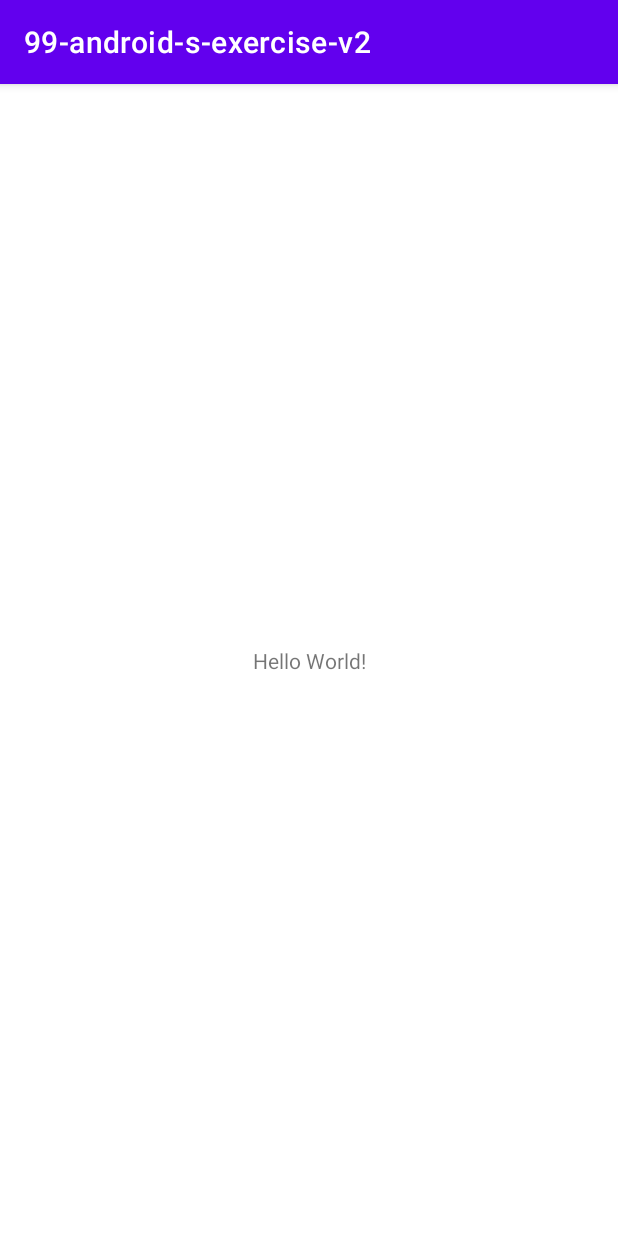
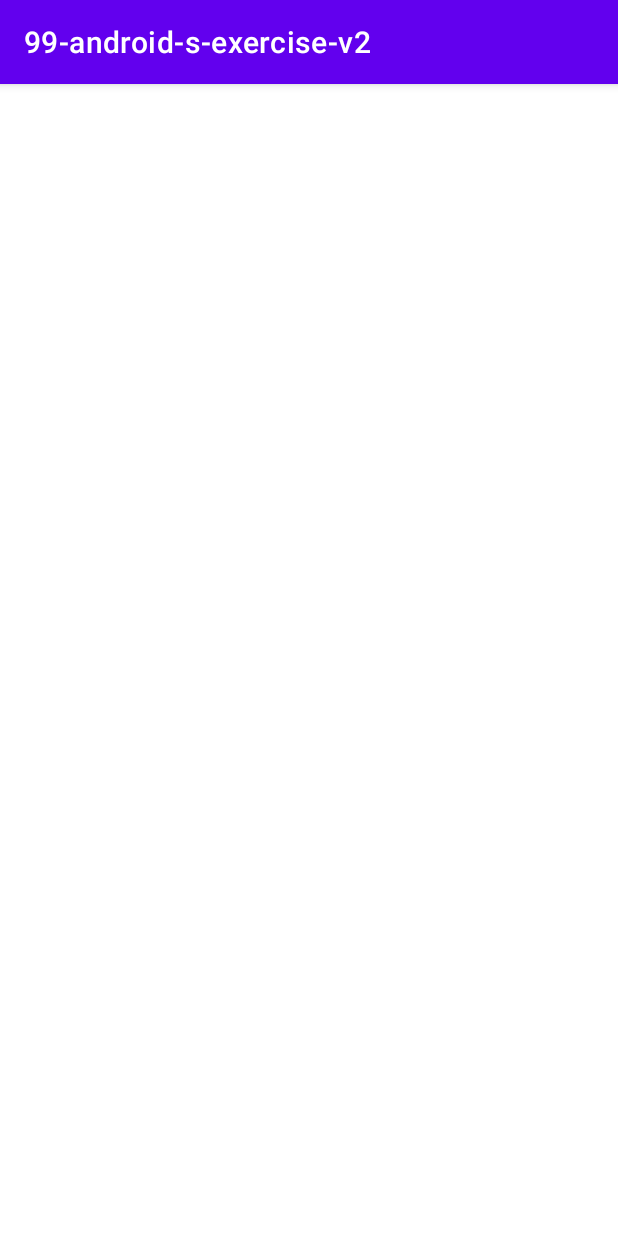
Before and after one commit to team99-exercise/99-android-s-exercise, an Android app: the screen it shows after launch (HomeActivity), on a phone screen of 412 x 824 dp. Run offline under Robolectric (Android 15) with nearby library versions, the phone set to English and light mode, and no system bars; our stand-ins replace Dagger/Hilt's generated code.

Commit message:
refactor(HomeActivity): refactor activity

```diff
--- a/v2/app/src/main/java/co/ninetynine/android/exercisev2/constants/Constants.kt
+++ b/v2/app/src/main/java/co/ninetynine/android/exercisev2/constants/Constants.kt
@@ -2,4 +2,5 @@ package co.ninetynine.android.exercisev2.constants
 
 object Constants {
     const val BASE_URL = "https://ninetyninedotco-b7299.asia-southeast1.firebasedatabase.app"
+    const val CLASS_NAME_ACTIVITY_SEARCH = "co.ninetynine.android.exercisev2.search.ui.SearchActivity"
 }
--- a/v2/app/src/main/java/co/ninetynine/android/exercisev2/ui/HomeActivity.kt
+++ b/v2/app/src/main/java/co/ninetynine/android/exercisev2/ui/HomeActivity.kt
@@ -3,6 +3,7 @@ package co.ninetynine.android.exercisev2.ui
 import android.content.Intent
 import android.os.Bundle
 import co.ninetynine.android.exercisev2.BuildConfig
+import co.ninetynine.android.exercisev2.constants.Constants
 import co.ninetynine.android.exercisev2.databinding.ActivityHomeBinding
 
 class HomeActivity : BaseActivity<ActivityHomeBinding>() {
@@ -14,12 +15,13 @@ class HomeActivity : BaseActivity<ActivityHomeBinding>() {
 
     override fun createThisViewBinding() = ActivityHomeBinding.inflate(layoutInflater)
 
-    private fun launchSearchActivity() {
-        val intent = Intent(Intent.ACTION_VIEW).setClassName(
+    private fun launchSearchActivity() = startActivity(createSearchActivityIntent())
+
+    private fun createSearchActivityIntent() = Intent(Intent.ACTION_VIEW).apply {
+        setClassName(
             BuildConfig.APPLICATION_ID,
-            "co.ninetynine.android.exercisev2.search.ui.SearchActivity"
+            Constants.CLASS_NAME_ACTIVITY_SEARCH
         )
-        startActivity(intent)
     }
 
 }
--- a/v2/app/src/main/res/layout/activity_home.xml
+++ b/v2/app/src/main/res/layout/activity_home.xml
@@ -6,13 +6,4 @@
     android:layout_height="match_parent"
     tools:context=".ui.HomeActivity">
 
-    <TextView
-        android:layout_width="wrap_content"
-        android:layout_height="wrap_content"
-        android:text="Hello World!"
-        app:layout_constraintBottom_toBottomOf="parent"
-        app:layout_constraintLeft_toLeftOf="parent"
-        app:layout_constraintRight_toRightOf="parent"
-        app:layout_constraintTop_toTopOf="parent" />
-
 </androidx.constraintlayout.widget.ConstraintLayout>
```
